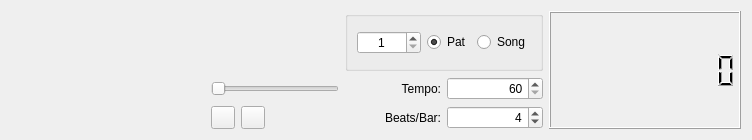
Qt form topwidget.ui (nirjacobson/Chromasound-Studio) before a commit.
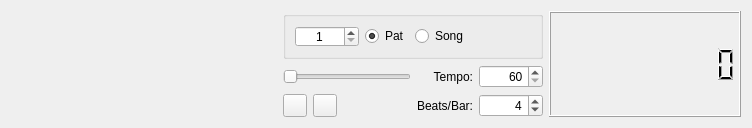
The same form after that commit. Custom widgets are drawn as their Qt base class.

```diff
--- a/topwidget.ui
+++ b/topwidget.ui
@@ -7,13 +7,13 @@
     <x>0</x>
     <y>0</y>
     <width>752</width>
-    <height>140</height>
+    <height>128</height>
    </rect>
   </property>
   <property name="minimumSize">
    <size>
     <width>0</width>
-    <height>140</height>
+    <height>128</height>
    </size>
   </property>
   <property name="windowTitle">
@@ -124,7 +124,7 @@
        </property>
       </widget>
      </item>
-     <item row="0" column="3" colspan="2">
+     <item row="0" column="0" colspan="5">
       <widget class="QGroupBox" name="groupBox">
        <property name="sizePolicy">
         <sizepolicy hsizetype="Preferred" vsizetype="Preferred">
@@ -175,6 +175,19 @@
           </property>
          </widget>
         </item>
+        <item>
+         <spacer name="horizontalSpacer_2">
+          <property name="orientation">
+           <enum>Qt::Horizontal</enum>
+          </property>
+          <property name="sizeHint" stdset="0">
+           <size>
+            <width>40</width>
+            <height>20</height>
+           </size>
+          </property>
+         </spacer>
+        </item>
        </layout>
       </widget>
      </item>
```
Left out of the diff: 64 changed lines with no effect on the pictures.
